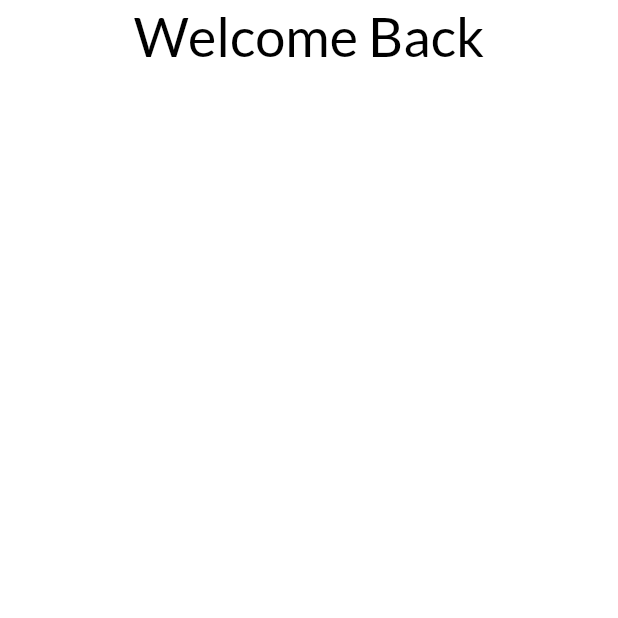
After one commit to ShishirRijal/Zero-Waste-Kitchen-Flutter, a Flutter app: the screen it shows after launch, on a phone screen of 412 x 824 dp, the top half of it. The commit adds this screen. Run offline on Flutter 3.47's test engine with Material 2 defaults, Android fonts, the phone set to English and light mode, and no system bars; our stand-ins replace flutter_svg, google_fonts.

Commit message:
initiation of login screen

```diff
--- a/frontend/lib/main.dart
+++ b/frontend/lib/main.dart
@@ -13,7 +13,7 @@ class MyApp extends StatelessWidget {
   Widget build(BuildContext context) {
     return MaterialApp(
       theme: theme,
-      home: const LandingScreen(),
+      home: const LoginPage(),
     );
   }
 }
--- /dev/null
+++ b/frontend/lib/screens/login_screen.dart
@@ -0,0 +1,35 @@
+import 'package:flutter/material.dart';
+import 'package:zero_waste_kitchen/utils/constants.dart';
+
+class LoginPage extends StatelessWidget {
+  const LoginPage({super.key});
+
+  @override
+  Widget build(BuildContext context) {
+    return Scaffold(
+      body: SafeArea(
+        child: Padding(
+          padding: const EdgeInsets.all(8.0),
+          child: Container(
+            color: Constants.kWhiteColor,
+            width: double.maxFinite,
+            height: double.maxFinite,
+            child: Column(
+              children: [
+                Text(
+                  "Welcome Back",
+                  style: Theme
+                      .of(context)
+                      .textTheme
+                      .bodyMedium!
+                      .copyWith(),
+
+                ),
+              ],
+            ),
+          ),
+        ),
+      ),
+    );
+  }
+}
--- a/frontend/lib/screens/screens.dart
+++ b/frontend/lib/screens/screens.dart
@@ -1,2 +1,3 @@
 export 'landing_screen.dart';
 export 'role_screen.dart';
+export 'login_screen.dart';
--- a/frontend/lib/utils/theme.dart
+++ b/frontend/lib/utils/theme.dart
@@ -17,7 +17,7 @@ final _theme = ThemeData(
           fontSize: 36,
           fontWeight: FontWeight.w500,
           height: 1,
-          color: Constants.kWhiteColor),
+          color: Constants.kBlackColor),
     ),
 
     // elevated button
```
